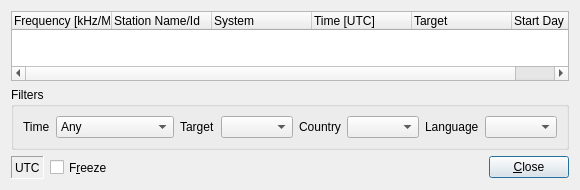
mmjee/dream-patched, file branches/julian/android/src/GUI-QT/LiveScheduleWidget.ui: the form before one commit.
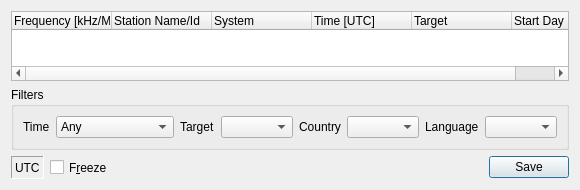
The form after the commit.

Diff of the .ui file:
```diff
--- a/branches/julian/android/src/GUI-QT/LiveScheduleWidget.ui
+++ b/branches/julian/android/src/GUI-QT/LiveScheduleWidget.ui
@@ -233,7 +233,7 @@
         </sizepolicy>
        </property>
        <property name="text">
-        <string>&amp;Close</string>
+        <string>Save</string>
        </property>
        <property name="autoDefault">
         <bool>true</bool>
```
Left out of the diff: 4 changed lines with no effect on the pictures.
